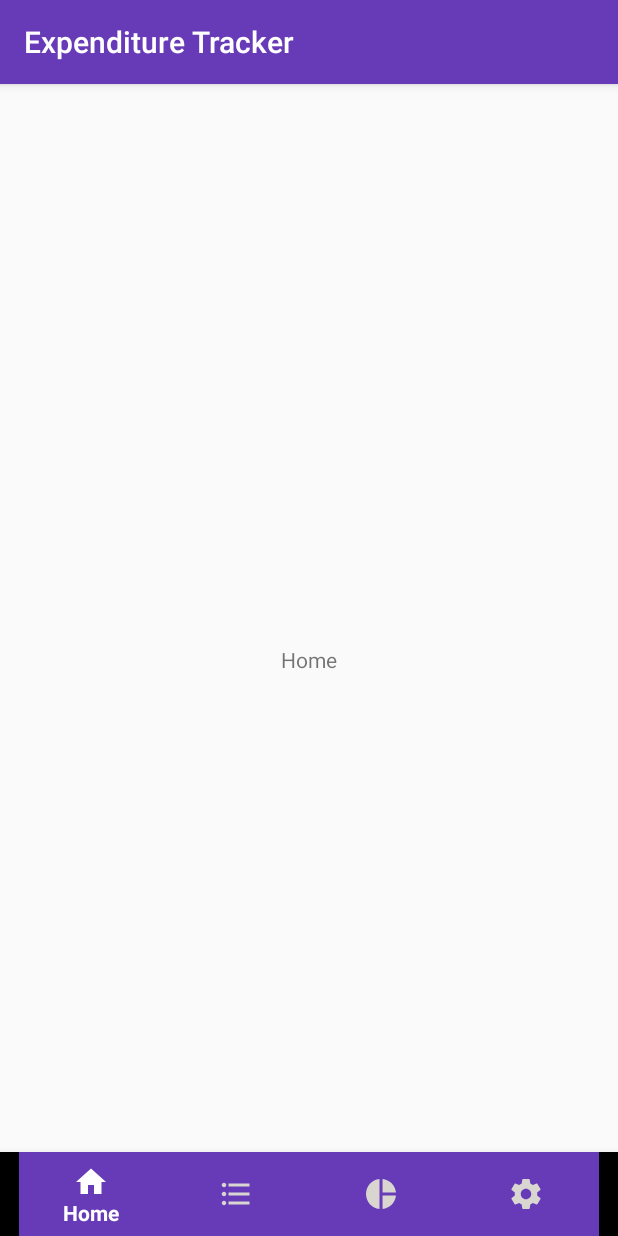
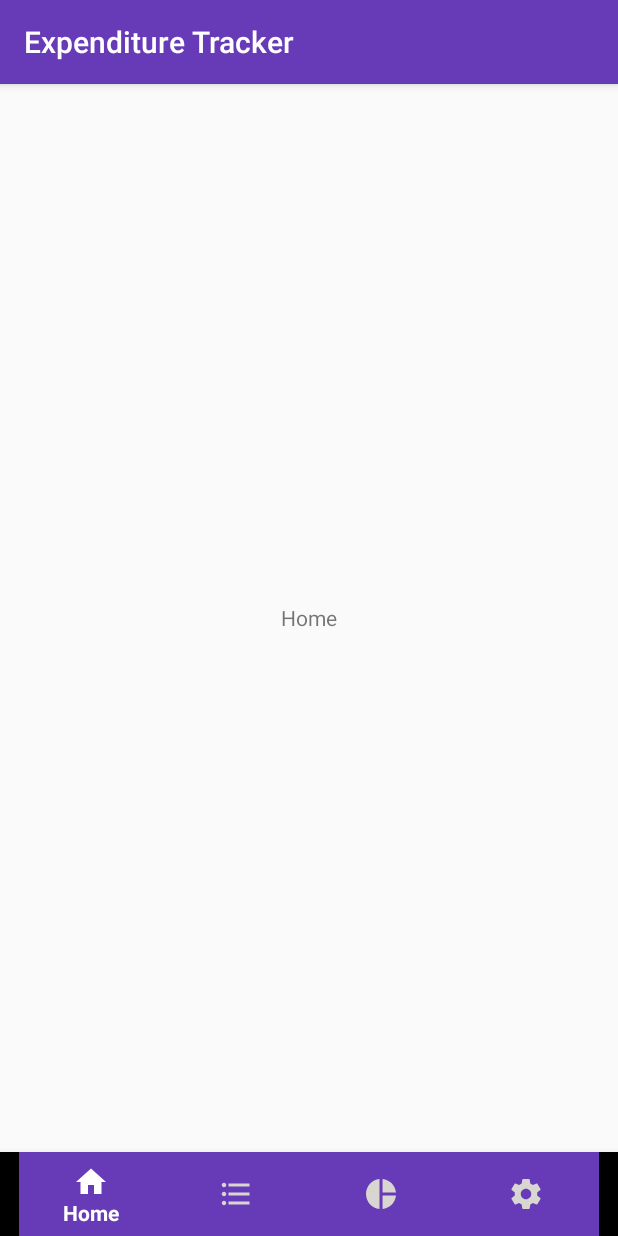
Before and after one commit to alorwu/expenditure-tracker, an Android app: the screen it shows after launch (MainActivity), on a phone screen of 412 x 824 dp. Run offline under Robolectric (Android 15) with nearby library versions, the phone set to English and light mode, and no system bars.

Commit message:
fixed margin issue with bottom navigation

```diff
--- a/app/src/main/res/layout/activity_main.xml
+++ b/app/src/main/res/layout/activity_main.xml
@@ -9,7 +9,8 @@
     <FrameLayout
         android:id="@+id/frame"
         android:layout_width="match_parent"
-        android:layout_height="match_parent" />
+        android:layout_height="match_parent"
+        android:layout_marginBottom="56dp"/>
 
     <android.support.design.widget.BottomNavigationView
         android:id="@+id/bottom_navigation"
```
